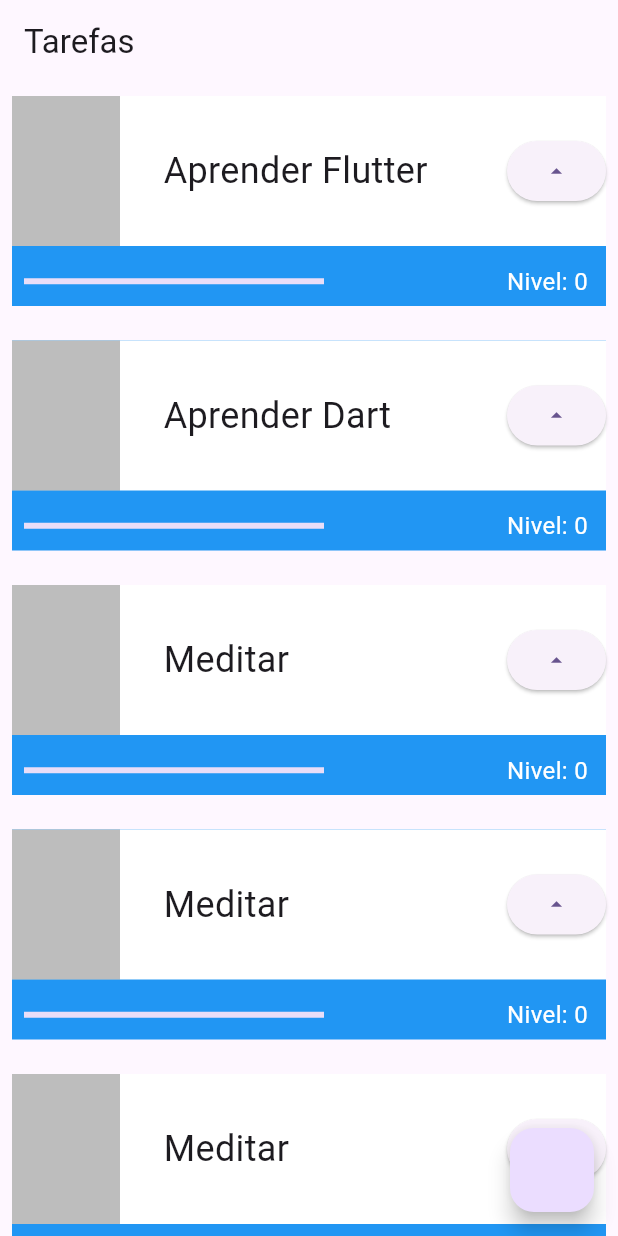
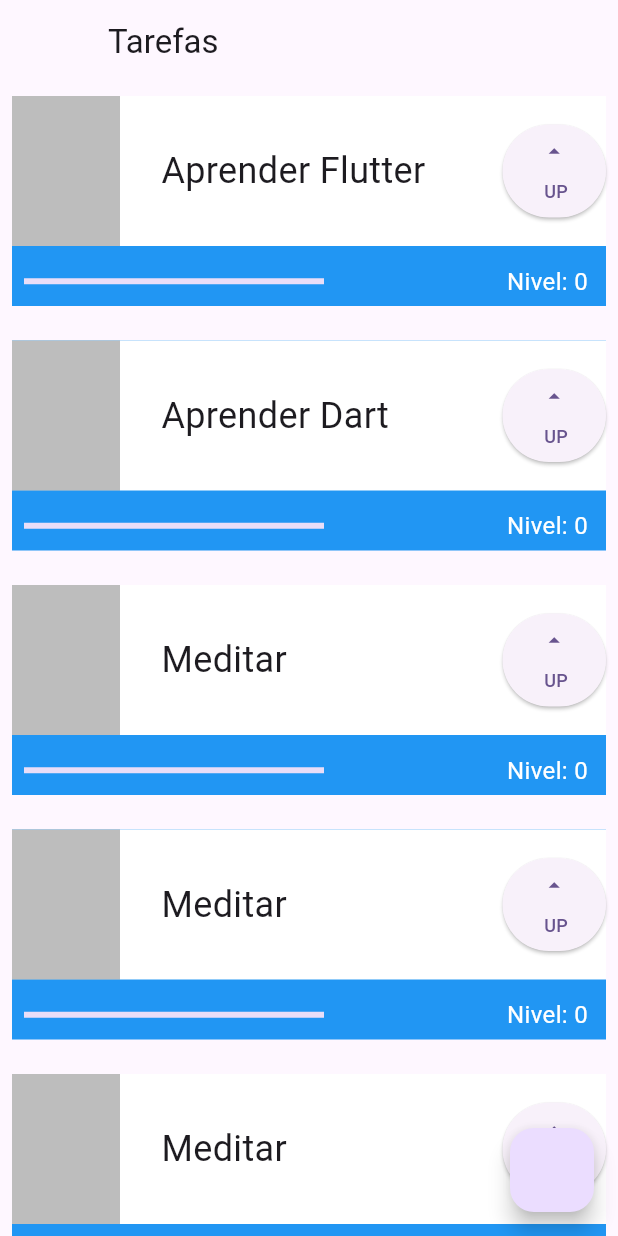
Before and after one commit to eri-akio/alura_projeto_flutter_01, a Flutter app: the screen it shows after launch, on a phone screen of 412 x 824 dp. Run offline on Flutter 3.47's test engine with Material 3 defaults, Android fonts, the phone set to English and light mode, and no system bars.

```diff
--- a/lib/main.dart
+++ b/lib/main.dart
@@ -17,6 +17,7 @@ class MyApp extends StatelessWidget {
       ),
       home: Scaffold(
         appBar: AppBar(
+          leading: Container(),
           title: Text('Tarefas'),
         ),
         body: ListView(
@@ -80,14 +81,25 @@ class _TaskState extends State<Task> {
                               overflow: TextOverflow.ellipsis,
                             ),
                           )),
-                      ElevatedButton(
+                      Container(
+                        height: 62,
+                        width: 69,
+                        child: ElevatedButton(
                             onPressed: () {
                               setState(() {
                                 nivel++;
                               });
                               print(nivel);
                             },
-                          child: Icon(Icons.arrow_drop_up))
+                            child: Column(
+                              mainAxisAlignment: MainAxisAlignment.spaceEvenly,
+                              crossAxisAlignment: CrossAxisAlignment.end,
+                              children: [
+                                Icon(Icons.arrow_drop_up),
+                                Text('UP', style: TextStyle(fontSize: 12),),
+                              ],
+                            )),
+                      )
                     ],
                   ),
                 ),
```
Lines whose indentation alone changed are shown as unchanged.
